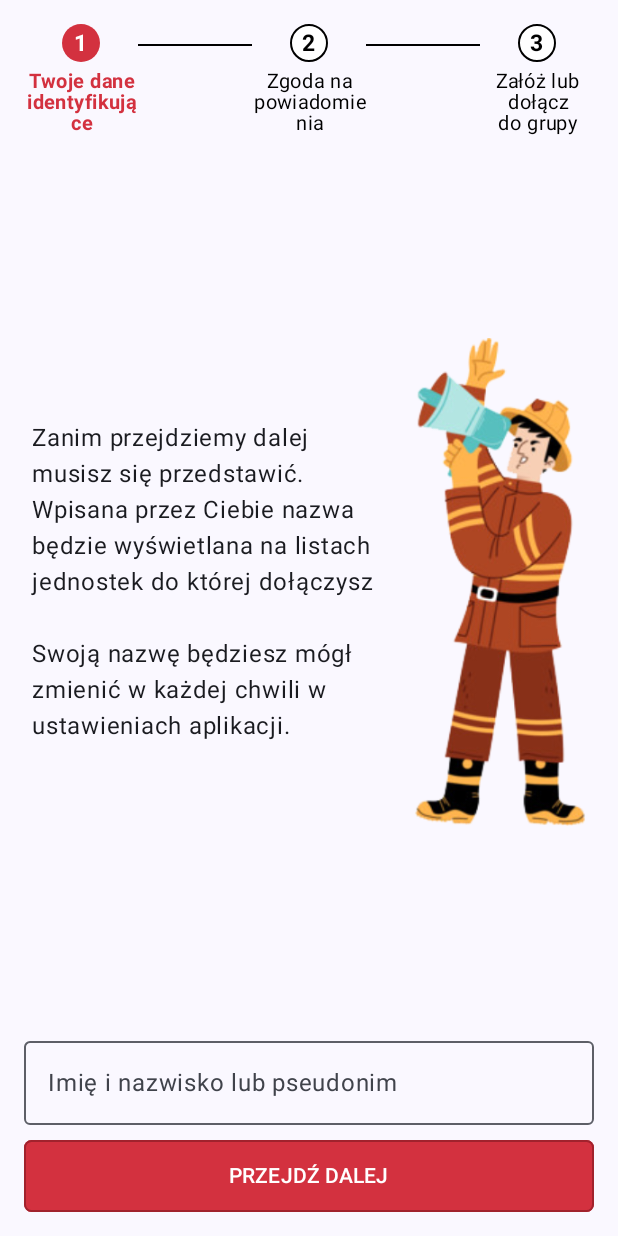
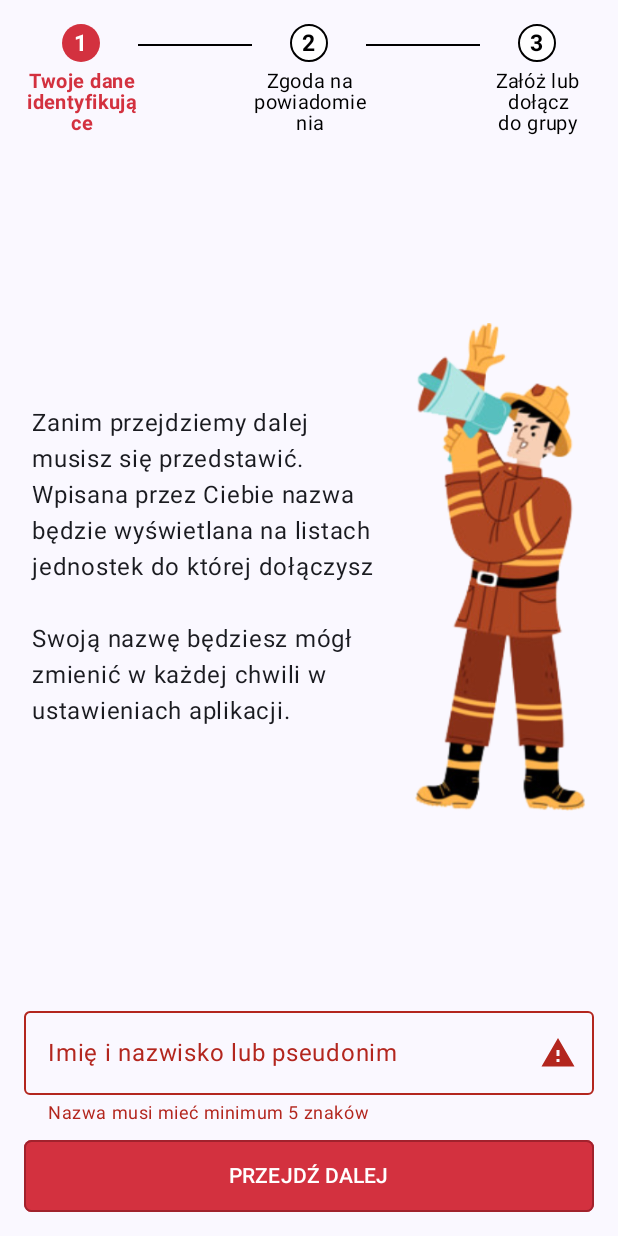
Before and after one commit to KarolCieslar/StatusOSP, an Android app built with Jetpack Compose: the screen it shows after launch (MainActivity), after a tap on "PRZEJDŹ DALEJ", on a phone screen of 412 x 824 dp. Run offline under Robolectric (Android 15) with nearby library versions, the phone set to English and light mode, and no system bars.

Commit message:
Update some dependencies and plugins / Extract text to strings.xml / Added simple navigation

```diff
--- a/app/src/main/java/pl/kcieslar/statusosp/MainActivity.kt
+++ b/app/src/main/java/pl/kcieslar/statusosp/MainActivity.kt
@@ -7,17 +7,16 @@ import androidx.compose.foundation.layout.fillMaxSize
 import androidx.compose.material3.MaterialTheme
 import androidx.compose.material3.Surface
 import androidx.compose.ui.Modifier
-import pl.kcieslar.statusosp.screens.firstopen.StepFirstScreen
+import pl.kcieslar.statusosp.navigation.Navigation
 import pl.kcieslar.statusosp.ui.theme.StatusOSPTheme
 
 class MainActivity : ComponentActivity() {
     override fun onCreate(savedInstanceState: Bundle?) {
         super.onCreate(savedInstanceState)
         setContent {
-
             StatusOSPTheme {
                 Surface(modifier = Modifier.fillMaxSize(), color = MaterialTheme.colorScheme.background) {
-                    StepFirstScreen()
+                    Navigation()
                 }
             }
         }
--- /dev/null
+++ b/app/src/main/java/pl/kcieslar/statusosp/navigation/Navigation.kt
@@ -0,0 +1,26 @@
+package pl.kcieslar.statusosp.navigation
+
+import androidx.compose.runtime.Composable
+import androidx.navigation.NavController
+import androidx.navigation.compose.NavHost
+import androidx.navigation.compose.composable
+import androidx.navigation.compose.rememberNavController
+import pl.kcieslar.statusosp.screens.firstopen.StepFirstScreen
+import pl.kcieslar.statusosp.screens.firstopen.StepSecondScreen
+import pl.kcieslar.statusosp.screens.firstopen.StepThirdScreen
+
+@Composable
+fun Navigation() {
+    val navController = rememberNavController()
+    NavHost(navController = navController, startDestination = Screen.StepFirstScreen.route) {
+        composable(Screen.StepFirstScreen.route) {
+            StepFirstScreen(navController = navController)
+        }
+        composable(Screen.StepSecondScreen.route) {
+            StepSecondScreen(navController = navController)
+        }
+        composable(Screen.StepThirdScreen.route) {
+            StepThirdScreen(navController = navController)
+        }
+    }
+}
--- /dev/null
+++ b/app/src/main/java/pl/kcieslar/statusosp/navigation/Screen.kt
@@ -0,0 +1,9 @@
+package pl.kcieslar.statusosp.navigation
+
+
+sealed class Screen(var route: String) {
+
+    object StepFirstScreen : Screen("step_first_screen")
+    object StepSecondScreen : Screen("step_second_screen")
+    object StepThirdScreen : Screen("step_third_screen")
+}
--- a/app/src/main/java/pl/kcieslar/statusosp/screens/firstopen/StepFirstScreen.kt
+++ b/app/src/main/java/pl/kcieslar/statusosp/screens/firstopen/StepFirstScreen.kt
@@ -1,6 +1,5 @@
 package pl.kcieslar.statusosp.screens.firstopen
 
-import android.widget.Toast
 import androidx.compose.foundation.Image
 import androidx.compose.foundation.layout.Arrangement
 import androidx.compose.foundation.layout.Column
@@ -10,7 +9,12 @@ import androidx.compose.foundation.layout.fillMaxSize
 import androidx.compose.foundation.layout.fillMaxWidth
 import androidx.compose.foundation.layout.height
 import androidx.compose.foundation.layout.padding
+import androidx.compose.foundation.text.KeyboardActions
+import androidx.compose.material.icons.Icons
+import androidx.compose.material.icons.filled.Warning
 import androidx.compose.material3.ExperimentalMaterial3Api
+import androidx.compose.material3.Icon
+import androidx.compose.material3.MaterialTheme
 import androidx.compose.material3.OutlinedTextField
 import androidx.compose.material3.Text
 import androidx.compose.runtime.Composable
@@ -23,19 +27,29 @@ import androidx.compose.ui.Modifier
 import androidx.compose.ui.layout.ContentScale
 import androidx.compose.ui.platform.LocalContext
 import androidx.compose.ui.res.painterResource
+import androidx.compose.ui.res.stringResource
 import androidx.compose.ui.tooling.preview.Preview
 import androidx.compose.ui.unit.dp
 import androidx.compose.ui.unit.sp
+import androidx.navigation.NavController
 import pl.kcieslar.statusosp.R
+import pl.kcieslar.statusosp.navigation.Screen
 import pl.kcieslar.statusosp.ui.theme.StatusOSPTheme
 import pl.kcieslar.statusosp.views.PrimaryButton
 import pl.kcieslar.statusosp.views.StepView
 
 @OptIn(ExperimentalMaterial3Api::class)
 @Composable
-fun StepFirstScreen() {
+fun StepFirstScreen(navController: NavController) {
     var text by rememberSaveable { mutableStateOf("") }
-    val context = LocalContext.current
+    var isError by rememberSaveable { mutableStateOf(false) }
+
+    fun handleNavigateToSecondScreen(text: String) {
+        isError = text.length < 3
+        if (!isError) {
+            navController.navigate(Screen.StepSecondScreen.route)
+        }
+    }
 
     Column(
         modifier = Modifier
@@ -53,7 +67,7 @@ fun StepFirstScreen() {
                 Text(
                     modifier = Modifier.weight(1f),
                     fontSize = 16.sp,
-                    text = "Zanim przejdziemy dalej musisz się przedstawić. Wpisana przez Ciebie nazwa będzie wyświetlana na listach jednostek do której dołączysz\n\nSwoją nazwę będziesz mógł zmienić w każdej chwili w ustawieniach aplikacji."
+                    text = stringResource(R.string.step_first_screen_description)
                 )
                 Image(
                     modifier = Modifier.weight(0.5f),
@@ -69,11 +83,27 @@ fun StepFirstScreen() {
                     .fillMaxWidth(),
                 singleLine = true,
                 value = text,
+                isError = isError,
+                supportingText = {
+                    if (isError) {
+                        Text(
+                            modifier = Modifier.fillMaxWidth(),
+                            text = stringResource(R.string.step_first_screen_input_error),
+                            color = MaterialTheme.colorScheme.error
+                        )
+                    }
+                },
+                trailingIcon = {
+                    if (isError)
+                        Icon(Icons.Default.Warning,"error", tint = MaterialTheme.colorScheme.error)
+                },
                 onValueChange = { text = it },
-                label = { Text(text = "Imię i nazwisko lub pseudonim") }
+                label = { Text(text = stringResource(R.string.step_first_screen_input_label)) },
+                keyboardActions = KeyboardActions { handleNavigateToSecondScreen(text) },
             )
             Spacer(modifier = Modifier.height(10.dp))
-            PrimaryButton(text = "PRZEJDŹ DALEJ") {
+            PrimaryButton(text = stringResource(R.string.step_first_screen_button)) {
+                handleNavigateToSecondScreen(text)
                 // TODO: Verify username field and send user to StepSecondScreen + save to Firebase
             }
         }
@@ -84,6 +114,6 @@ fun StepFirstScreen() {
 @Composable
 fun StepFirstScreenPreview() {
     StatusOSPTheme {
-        StepFirstScreen()
+        StepFirstScreen(navController = NavController(LocalContext.current))
     }
 }
--- a/app/src/main/res/values/strings.xml
+++ b/app/src/main/res/values/strings.xml
@@ -1,3 +1,20 @@
 <resources>
     <string name="app_name">StatusOSP</string>
+
+    <!-- Step First Screen -->
+    <string name="step_first_screen_description">Zanim przejdziemy dalej musisz się przedstawić. Wpisana przez Ciebie nazwa będzie wyświetlana na listach jednostek do której dołączysz\n\nSwoją nazwę będziesz mógł zmienić w każdej chwili w ustawieniach aplikacji.</string>
+    <string name="step_first_screen_input_error">Nazwa musi mieć minimum 5 znaków</string>
+    <string name="step_first_screen_input_label">Imię i nazwisko lub pseudonim</string>
+    <string name="step_first_screen_button">PRZEJDŹ DALEJ</string>
+    <string name="step_second_screen_description">Zezwól aplikacji wysyłać powiadomienia dotyczące zmiany statusu druhów z Twoich grup gotowości!\n\nOpcję to będziesz mógł zmienić w każdej chwili w ustawieniach aplikacji.</string>
+
+    <!-- Step Second Screen -->
+    <string name="step_second_screen_decline_button">Nie, nie chcę tego</string>
+    <string name="step_second_screen_accept_button">Zgadzam się</string>
+
+    <!-- Step Third Screen -->
+    <string name="step_third_screen_description">Jeśli Twoja jednostka została już utworzona poproś jej administratora o podanie kodu a następnie dołącz do niej!\n\nMożesz również stworzyć nową grupę dla Twojej jednostki. Będziesz wtedy jej administratorem, który może zarządzać listą członków oraz modyfikować ustawienia grupy.</string>
+    <string name="step_third_screen_join_group_button">Dołącz do grupy</string>
+    <string name="step_third_screen_create_group_button">Stwórz nową</string>
+    <string name="step_third_screen_or_text">lub</string>
 </resources>
--- a/build.gradle
+++ b/build.gradle
@@ -2,5 +2,5 @@
 plugins {
     id 'com.android.application' version '8.0.1' apply false
     id 'com.android.library' version '8.0.1' apply false
-    id 'org.jetbrains.kotlin.android' version '1.7.20' apply false
+    id 'org.jetbrains.kotlin.android' version '1.8.21' apply false
 }
```
Also changed, not shown: app/build.gradle (+6 -4 lines), app/src/main/java/pl/kcieslar/statusosp/screens/firstopen/StepSecondSreen.kt (+7 -6 lines), app/src/main/java/pl/kcieslar/statusosp/screens/firstopen/StepThirdScreen.kt (+8 -9 lines).
